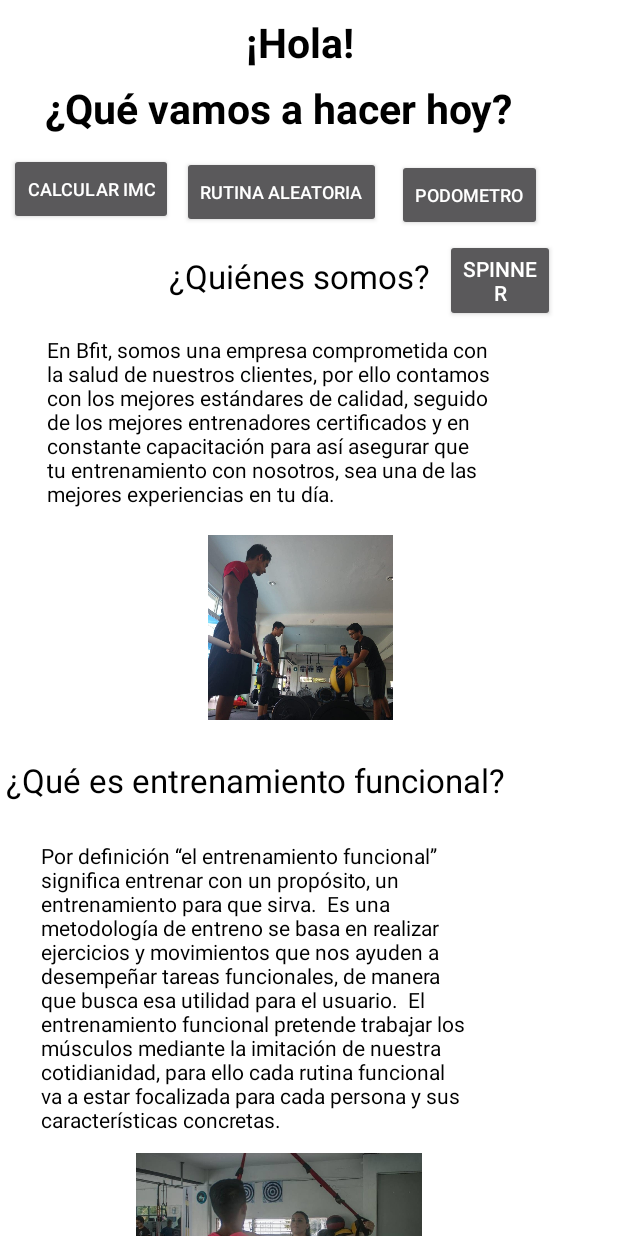
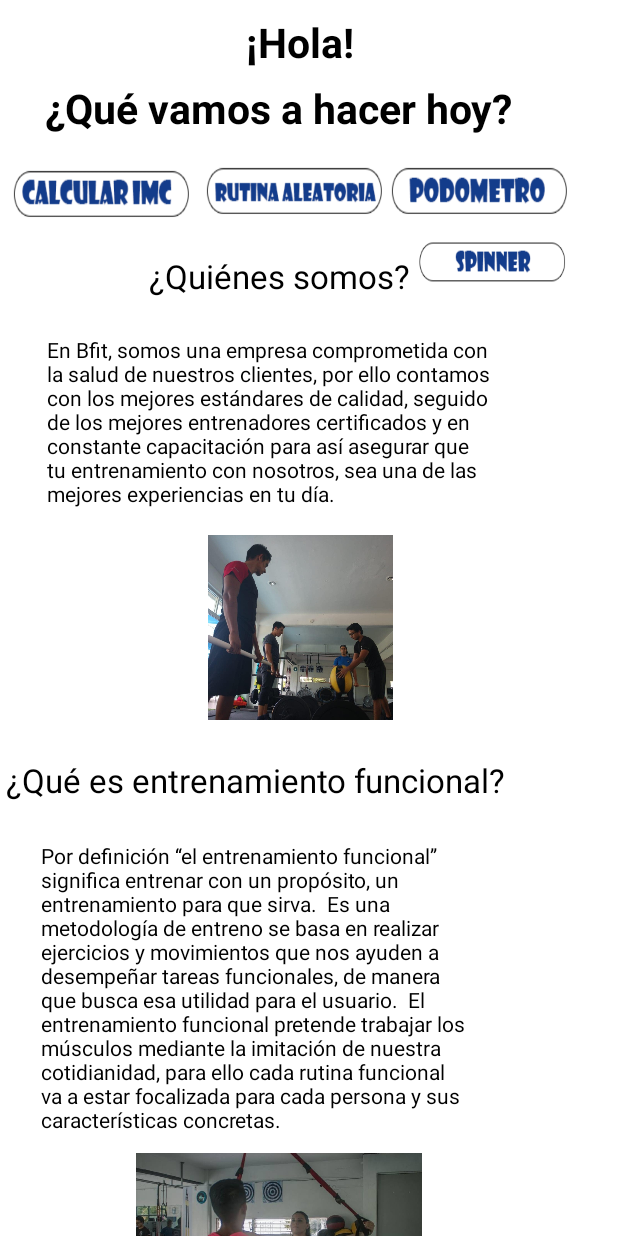
Before and after one commit to d13g0P3r3z/BFit22, an Android app: the PrincipalActivity screen opened directly, with no data from a screen before it, on a phone screen of 412 x 824 dp. Run offline under Robolectric (Android 15) with nearby library versions, the phone set to English and light mode, and no system bars.

Commit message:
botones de principal
son tres botones de la principal, podometro, imc, spinner

```diff
--- a/app/src/main/res/layout/activity_principal.xml
+++ b/app/src/main/res/layout/activity_principal.xml
@@ -54,41 +54,44 @@
 
             <Button
                 android:id="@+id/buttonImc"
-                android:layout_width="wrap_content"
-                android:layout_height="wrap_content"
+                android:layout_width="120dp"
+                android:layout_height="35dp"
 
 
                 android:layout_alignParentStart="true"
                 android:layout_alignParentTop="true"
-                android:layout_marginStart="6dp"
-                android:layout_marginTop="102dp"
-                android:text="Calcular IMC"
+                android:layout_marginStart="7dp"
+                android:layout_marginTop="111dp"
+                android:background="@mipmap/btnmeba"
+                android:text="           "
                 android:textSize="12dp" />
 
             <Button
                 android:id="@+id/button2"
-                android:layout_width="wrap_content"
-                android:layout_height="wrap_content"
+                android:layout_width="120dp"
+                android:layout_height="35dp"
 
 
                 android:layout_alignTop="@+id/buttonImc"
                 android:layout_alignParentStart="true"
-                android:layout_marginStart="121dp"
-                android:layout_marginTop="2dp"
-                android:text="Rutina Aleatoria"
+                android:layout_marginStart="136dp"
+                android:layout_marginTop="-2dp"
+                android:background="@mipmap/rutina"
+                android:text="             "
                 android:textSize="12dp" />
 
             <Button
                 android:id="@+id/button3"
-                android:layout_width="wrap_content"
-                android:layout_height="wrap_content"
+                android:layout_width="120dp"
+                android:layout_height="35dp"
 
 
                 android:layout_alignTop="@+id/buttonImc"
                 android:layout_alignEnd="@+id/textView5"
-                android:layout_marginTop="4dp"
-                android:layout_marginEnd="-20dp"
-                android:text="Podometro"
+                android:layout_marginTop="-2dp"
+                android:layout_marginEnd="-38dp"
+                android:background="@mipmap/podometro"
+                android:text="          "
                 android:textSize="12dp" />
 
 
@@ -113,9 +116,10 @@
                 android:layout_width="wrap_content"
 
                 android:layout_height="wrap_content"
+                android:layout_alignStart="@+id/textView43"
                 android:layout_alignParentTop="true"
-                android:layout_centerHorizontal="true"
                 android:layout_centerVertical="true"
+                android:layout_marginStart="20dp"
                 android:layout_marginTop="169dp"
                 android:text="¿Quiénes somos?"
                 android:textColor="@color/colorPrimary"
@@ -138,13 +142,13 @@
                 android:id="@+id/textView6"
                 android:layout_width="310dp"
                 android:layout_height="wrap_content"
-                android:textColor="#000"
                 android:layout_alignStart="@+id/textView5"
                 android:layout_alignTop="@+id/textView7"
                 android:layout_centerVertical="true"
                 android:layout_marginStart="-4dp"
                 android:layout_marginTop="55dp"
-                android:text="Por definición “el entrenamiento funcional” significa entrenar con un propósito, un entrenamiento para que sirva.  Es una metodología de entreno se basa en realizar ejercicios y movimientos que nos ayuden a desempeñar tareas funcionales, de manera que busca esa utilidad para el usuario.  El entrenamiento funcional pretende trabajar los músculos mediante la imitación de nuestra cotidianidad, para ello cada rutina funcional va a estar focalizada para cada persona y sus características concretas." />
+                android:text="Por definición “el entrenamiento funcional” significa entrenar con un propósito, un entrenamiento para que sirva.  Es una metodología de entreno se basa en realizar ejercicios y movimientos que nos ayuden a desempeñar tareas funcionales, de manera que busca esa utilidad para el usuario.  El entrenamiento funcional pretende trabajar los músculos mediante la imitación de nuestra cotidianidad, para ello cada rutina funcional va a estar focalizada para cada persona y sus características concretas."
+                android:textColor="#000" />
 
             <TextView
                 android:id="@+id/textView7"
@@ -173,13 +177,14 @@
 
             <Button
                 android:id="@+id/button5"
-                android:layout_width="73dp"
-                android:layout_height="wrap_content"
+                android:layout_width="100dp"
+                android:layout_height="30dp"
                 android:layout_alignParentTop="true"
                 android:layout_alignParentEnd="true"
                 android:layout_marginTop="159dp"
-                android:layout_marginEnd="30dp"
-                android:text="Spinner" />
+                android:layout_marginEnd="22dp"
+                android:background="@mipmap/spinner"
+                android:text="         " />
 
 
         </RelativeLayout>
```
Also changed, not shown: app/src/main/res/mipmap-mdpi/btnmeba.png (added), app/src/main/res/mipmap-mdpi/podometro.png (added), app/src/main/res/mipmap-mdpi/rutina.png (added), app/src/main/res/mipmap-mdpi/spinner.png (added).
